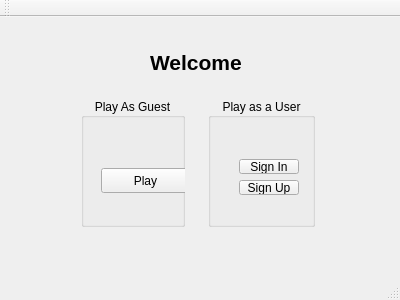
First picture: the form in welcome.ui, repository billonatafji/EECE435LProject, before the edit.
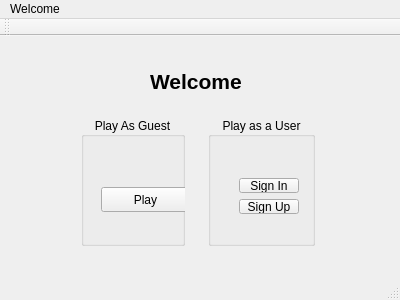
Second picture: the form after the edit.

```diff
--- a/welcome.ui
+++ b/welcome.ui
@@ -27,7 +27,7 @@
      <string>&lt;html&gt;&lt;head/&gt;&lt;body&gt;&lt;p&gt;&lt;span style=&quot; font-size:16pt; font-weight:600;&quot;&gt;Welcome&lt;/span&gt;&lt;/p&gt;&lt;/body&gt;&lt;/html&gt;</string>
     </property>
    </widget>
-   <widget class="QWidget" name="">
+   <widget class="QWidget" name="layoutWidget">
     <property name="geometry">
      <rect>
       <x>70</x>
@@ -81,7 +81,7 @@
        <property name="alignment">
         <set>Qt::AlignCenter</set>
        </property>
-       <widget class="QWidget" name="">
+       <widget class="QWidget" name="layoutWidget">
         <property name="geometry">
          <rect>
           <x>20</x>
@@ -121,6 +121,12 @@
      <height>22</height>
     </rect>
    </property>
+   <widget class="QMenu" name="menuWelcome">
+    <property name="title">
+     <string>Welcome</string>
+    </property>
+   </widget>
+   <addaction name="menuWelcome"/>
   </widget>
   <widget class="QToolBar" name="mainToolBar">
    <attribute name="toolBarArea">
```
